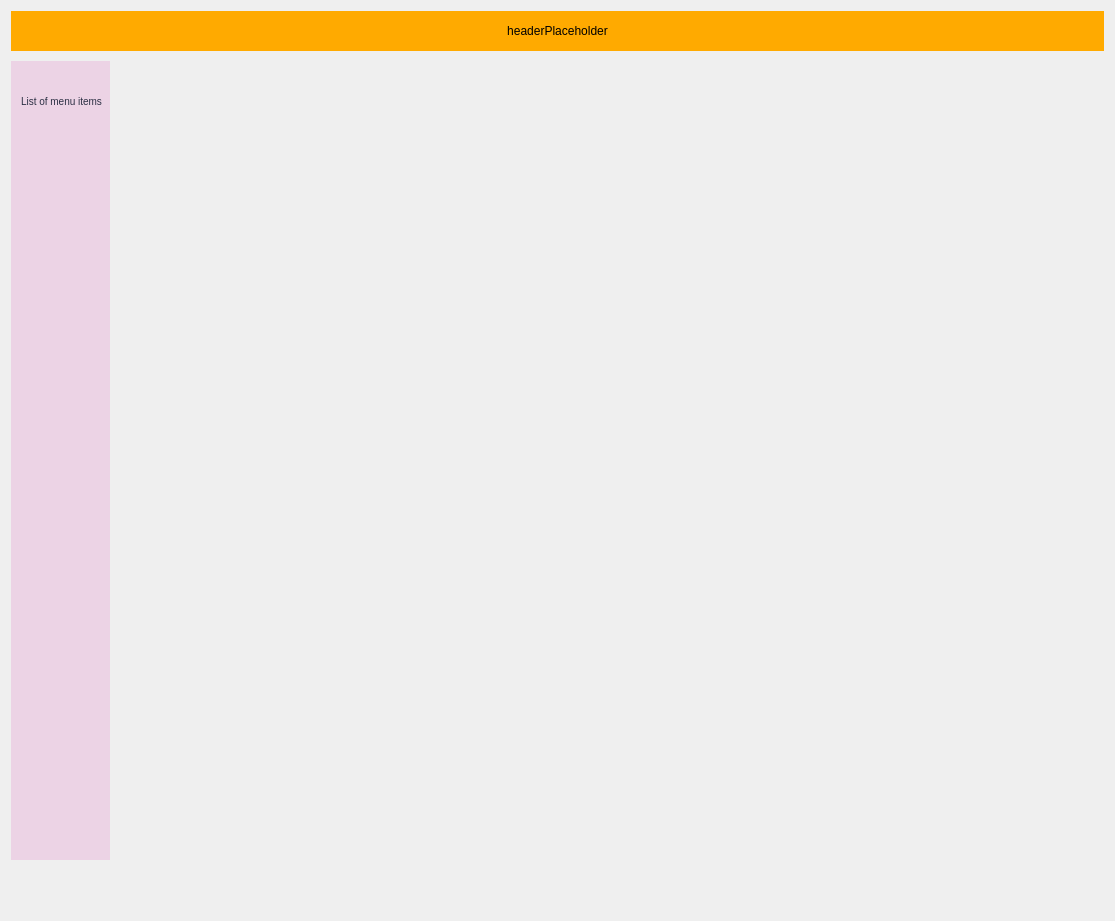
The window that client/screens/home.ui (kleroop/TechCourse_2022_12) describes before a commit, drawn with Qt 5.
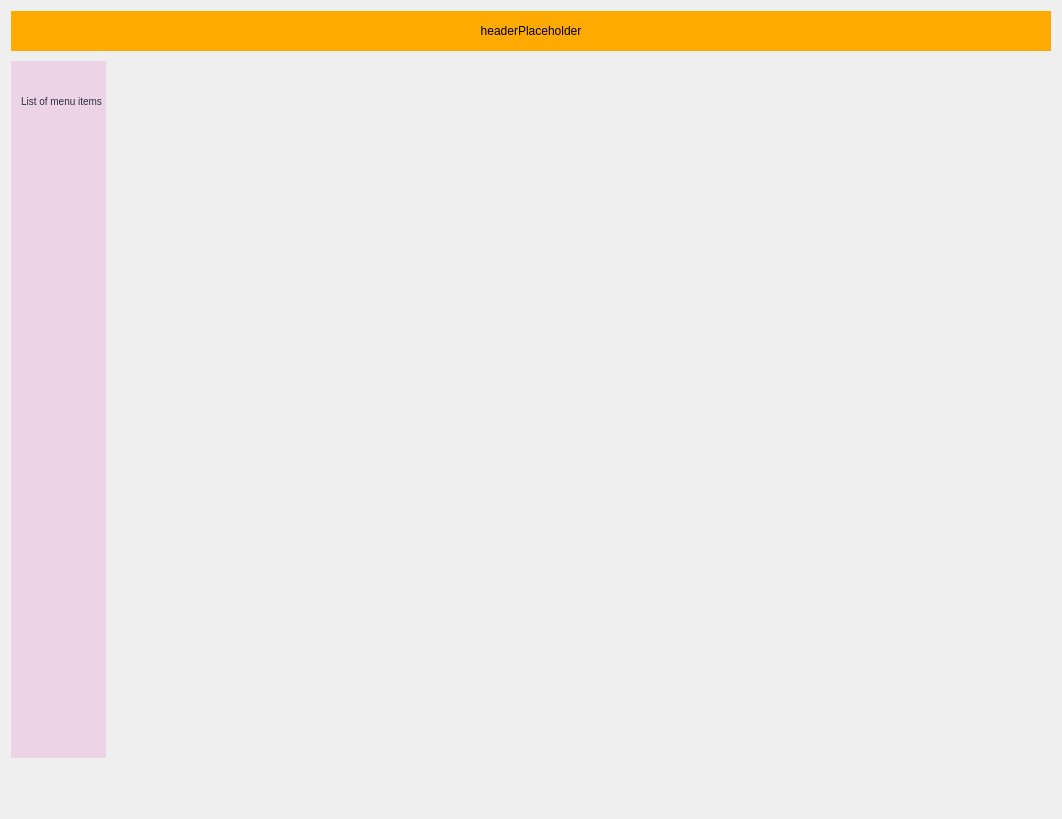
The same window after the commit.

```diff
--- a/client/screens/home.ui
+++ b/client/screens/home.ui
@@ -6,8 +6,8 @@
    <rect>
     <x>0</x>
     <y>0</y>
-    <width>1115</width>
-    <height>921</height>
+    <width>1062</width>
+    <height>819</height>
    </rect>
   </property>
   <property name="windowTitle">
@@ -121,16 +121,28 @@
           <number>0</number>
          </property>
          <property name="leftMargin">
-          <number>66</number>
+          <number>30</number>
          </property>
          <property name="topMargin">
-          <number>21</number>
+          <number>5</number>
          </property>
          <property name="rightMargin">
-          <number>125</number>
+          <number>40</number>
          </property>
-         <item>
+         <item alignment="Qt::AlignLeft">
           <widget class="QStackedWidget" name="stackedWidget">
+           <property name="sizePolicy">
+            <sizepolicy hsizetype="Minimum" vsizetype="Minimum">
+             <horstretch>0</horstretch>
+             <verstretch>0</verstretch>
+            </sizepolicy>
+           </property>
+           <property name="minimumSize">
+            <size>
+             <width>334</width>
+             <height>0</height>
+            </size>
+           </property>
            <property name="currentIndex">
             <number>0</number>
            </property>
```
